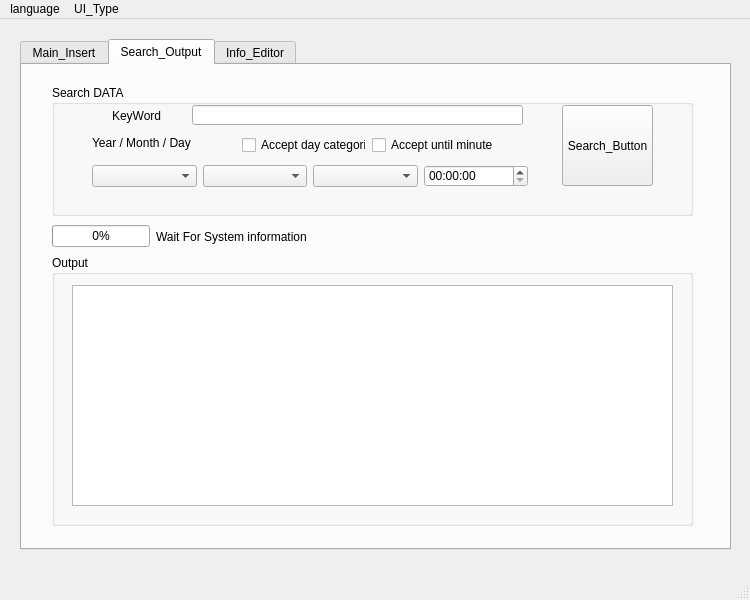
Old version of the form Main.ui in the repository kerlive/Memorandum.
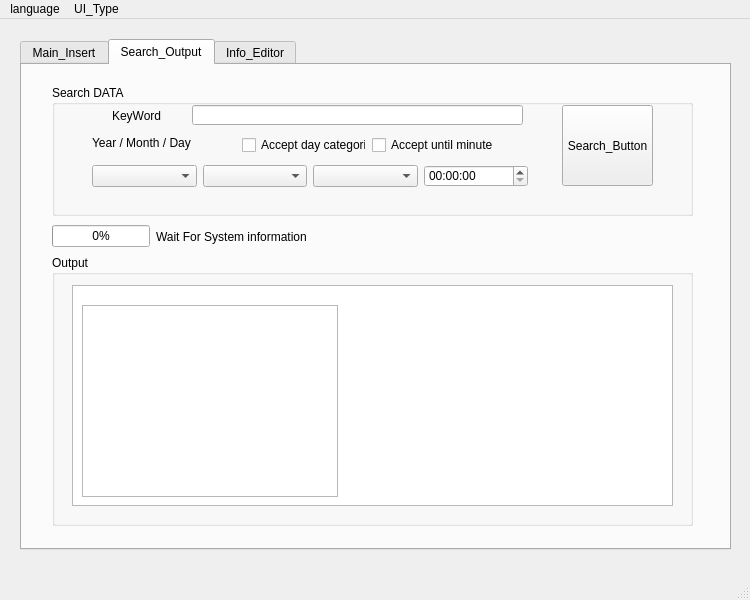
New version of the form. The open tabs and pages were chosen to show the change.

Commit message: search_fix_demo1

What changed in the file:
```diff
--- a/Main.ui
+++ b/Main.ui
@@ -307,6 +307,16 @@
         </rect>
        </property>
       </widget>
+      <widget class="QTextBrowser" name="textBrowser">
+       <property name="geometry">
+        <rect>
+         <x>30</x>
+         <y>50</y>
+         <width>256</width>
+         <height>192</height>
+        </rect>
+       </property>
+      </widget>
      </widget>
      <widget class="QWidget" name="layoutWidget">
       <property name="geometry">
```
The commit also changes 2 other files.
